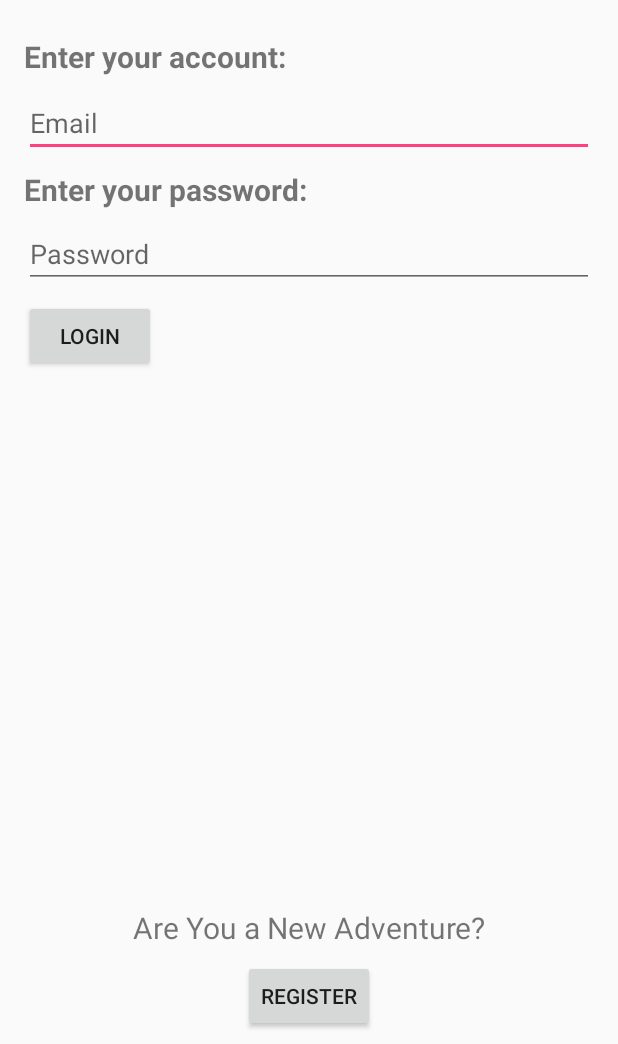
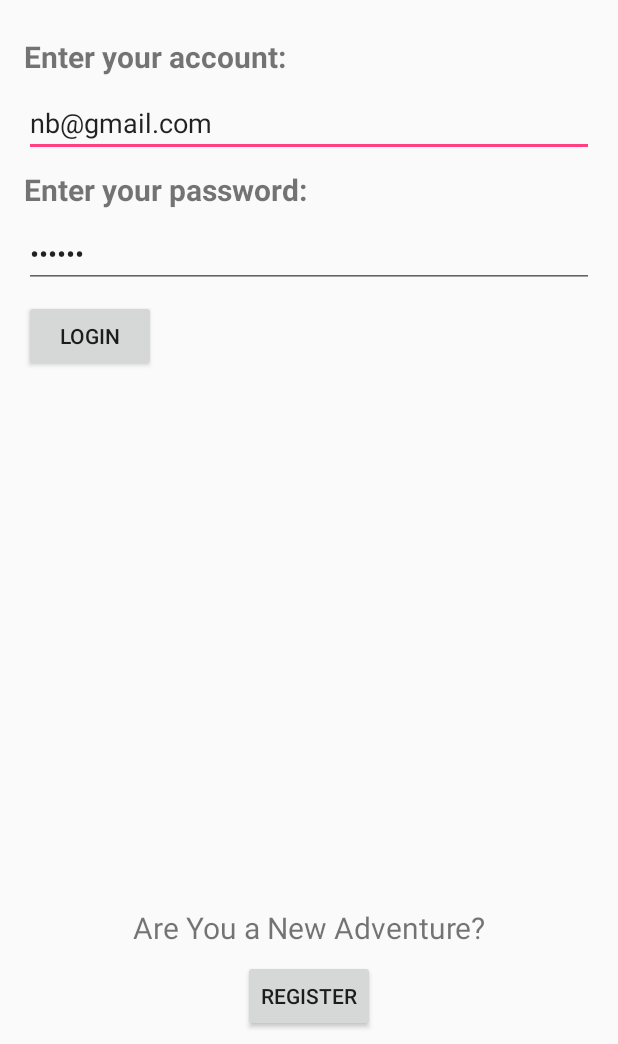
Before and after one commit to Jackbui96/mCS157A, an Android app: the screen it shows after launch (LoginActivity), on a phone screen of 412 x 824 dp, the part 192-1236 px from its top. Run offline under Robolectric (Android 15) with nearby library versions, the light colour scheme and no system bars; our stand-ins replace Volley.

```diff
--- a/app/src/main/java/com/apackage/nguyen/cs157a/Activities/LoginActivity.java
+++ b/app/src/main/java/com/apackage/nguyen/cs157a/Activities/LoginActivity.java
@@ -2,9 +2,9 @@ package com.apackage.nguyen.cs157a.Activities;
 
 import android.app.ProgressDialog;
 import android.content.Intent;
+import android.os.Bundle;
 import android.support.v7.app.AlertDialog;
 import android.support.v7.app.AppCompatActivity;
-import android.os.Bundle;
 import android.text.TextUtils;
 import android.view.View;
 import android.widget.Button;
@@ -49,10 +49,10 @@ public class LoginActivity extends AppCompatActivity implements View.OnClickList
         super.onCreate(savedInstanceState);
         setContentView(R.layout.activity_login);
 
-        usrAccount = (EditText) findViewById(R.id.etUserAccount);
-        usrPassword = (EditText) findViewById(R.id.etUserPassword);
-        bLogin = (Button) findViewById(R.id.bLogin);
-        bRegister = (Button) findViewById(R.id.bRegister);
+        usrAccount = findViewById(R.id.etUserAccount);
+        usrPassword = findViewById(R.id.etUserPassword);
+        bLogin = findViewById(R.id.bLogin);
+        bRegister = findViewById(R.id.bRegister);
         progressDialog = new ProgressDialog(LoginActivity.this);
 
         bLogin.setOnClickListener(this);
@@ -79,11 +79,13 @@ public class LoginActivity extends AppCompatActivity implements View.OnClickList
                         try{
                             JSONObject jObj = new JSONObject(response);
                             boolean error = jObj.getBoolean("error");
+                            int uid = jObj.getInt("uid");
 
                             if(!error) {
                                 progressDialog.dismiss();
                                 Toast.makeText(LoginActivity.this, response, Toast.LENGTH_LONG).show();
                                 userIntent = new Intent(LoginActivity.this, UserScreen.class);
+                                userIntent.putExtra("uid", uid);
                                 LoginActivity.this.startActivity(userIntent);
                             } else{
                                 Toast.makeText(LoginActivity.this, "try again", Toast.LENGTH_LONG).show();
--- a/app/src/main/java/com/apackage/nguyen/cs157a/Constant/Constant.java
+++ b/app/src/main/java/com/apackage/nguyen/cs157a/Constant/Constant.java
@@ -8,5 +8,6 @@ public class Constant {
 
     public static final String URL_SAVE = "https://nguyenhkbui.000webhostapp.com/WelcomeScreen.php";
     public static final String URL_REGISTER = "https://nguyenhkbui.000webhostapp.com/Register.php";
+    public static final String URL_GETCHARACTER = "https://nguyenhkbui.000webhostapp.com/GetCharacter.php";
 
 }
--- a/app/src/main/res/layout/activity_login.xml
+++ b/app/src/main/res/layout/activity_login.xml
@@ -31,16 +31,15 @@
         android:layout_above="@+id/etUserPassword"
         android:layout_alignParentLeft="true"
         android:layout_alignParentStart="true"
-        android:layout_marginEnd="16dp"
         android:layout_marginLeft="16dp"
         android:layout_marginRight="16dp"
-        android:layout_marginStart="16dp"
         android:layout_marginTop="8dp"
         android:ems="10"
         android:fontFamily="sans-serif"
         android:hint="Email"
         android:inputType="textEmailAddress"
         android:selectAllOnFocus="false"
+        android:text="nb@gmail.com"
         android:textSize="18sp"
         app:layout_constraintHorizontal_bias="0.0"
         app:layout_constraintLeft_toLeftOf="parent"
@@ -70,13 +69,13 @@
         android:layout_height="wrap_content"
         android:layout_alignParentLeft="true"
         android:layout_alignParentStart="true"
+        android:layout_marginLeft="16dp"
         android:layout_marginStart="16dp"
         android:layout_marginTop="8dp"
         android:elevation="0dp"
         android:text="Login"
-        app:layout_constraintTop_toBottomOf="@+id/etUserPassword"
-        android:layout_marginLeft="16dp"
-        app:layout_constraintLeft_toLeftOf="parent" />
+        app:layout_constraintLeft_toLeftOf="parent"
+        app:layout_constraintTop_toBottomOf="@+id/etUserPassword" />
 
     <Button
         android:id="@+id/bRegister"
@@ -119,15 +118,14 @@
         android:layout_above="@+id/bLogin"
         android:layout_alignParentLeft="true"
         android:layout_alignParentStart="true"
-        android:layout_marginEnd="16dp"
         android:layout_marginLeft="16dp"
         android:layout_marginRight="16dp"
-        android:layout_marginStart="16dp"
         android:layout_marginTop="8dp"
         android:ems="10"
         android:fontFamily="sans-serif"
         android:hint="Password"
         android:inputType="textPassword"
+        android:text="123456"
         app:layout_constraintHorizontal_bias="0.0"
         app:layout_constraintLeft_toLeftOf="parent"
         app:layout_constraintRight_toRightOf="parent"
```
Also changed, not shown: app/src/main/java/com/apackage/nguyen/cs157a/Activities/UserScreen.java (+88 -13 lines), app/src/main/res/layout/row_character_list.xml (+20 -17 lines).
